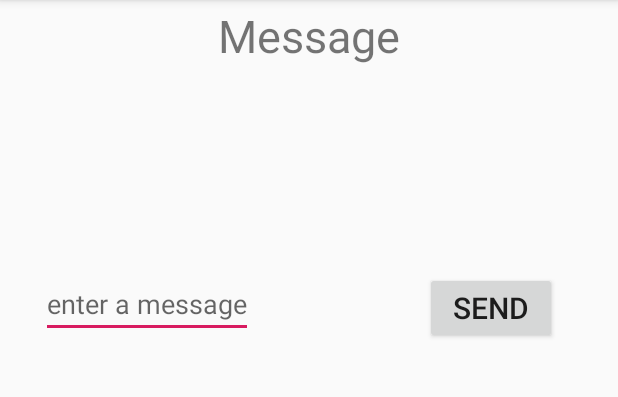
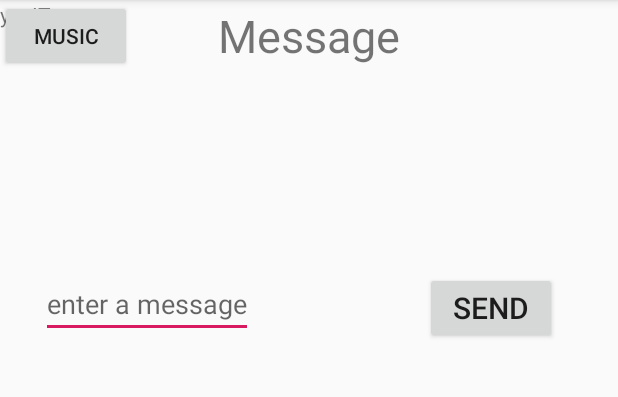
Before and after one commit to blairamanya/helomyblair, an Android app: the screen it shows after launch (MainActivity), on a phone screen of 412 x 824 dp, the part 84-481 px from its top. Run offline under Robolectric (Android 15) with nearby library versions, the phone set to English and light mode, and no system bars; 1 statement that could not run was skipped.

Commit message:
assignment 3

```diff
--- a/app/src/main/AndroidManifest.xml
+++ b/app/src/main/AndroidManifest.xml
@@ -9,7 +9,11 @@
         android:roundIcon="@mipmap/ic_launcher_round"
         android:supportsRtl="true"
         android:theme="@style/AppTheme">
-        <activity android:name=".DisplayMessageActivity"></activity>
+        <activity android:name=".music2"></activity>
+        <activity android:name=".music" />
+        <activity android:name=".blairingss" />
+        <activity android:name=".blairing" />
+        <activity android:name=".DisplayMessageActivity" />
         <activity android:name=".MainActivity">
             <intent-filter>
                 <action android:name="android.intent.action.MAIN" />
--- a/app/src/main/java/com/example/helomyblair/MainActivity.java
+++ b/app/src/main/java/com/example/helomyblair/MainActivity.java
@@ -2,9 +2,14 @@ package com.example.helomyblair;
 
 import androidx.appcompat.app.AppCompatActivity;
 
+import android.content.ClipData;
 import android.content.Intent;
 import android.os.Bundle;
+import android.view.Menu;
+import android.view.MenuInflater;
+import android.view.MenuItem;
 import android.view.View;
+import android.widget.Button;
 import android.widget.EditText;
 import android.widget.Toast;
 
@@ -14,6 +19,16 @@ public class MainActivity extends AppCompatActivity {
     protected void onCreate(Bundle savedInstanceState) {
         super.onCreate(savedInstanceState);
         setContentView(R.layout.activity_main);
+
+        Button music= (Button)findViewById(R.id.musicbtn);
+        music.setOnClickListener(new View.OnClickListener() {
+            @Override
+            public void onClick(View v) {
+                Intent intent=new Intent(MainActivity.this,blairing.class);
+                startActivity(intent);
+            }
+        });
+
     }
         public void sendMessage(View view) {
             EditText message;
@@ -26,4 +41,23 @@ public class MainActivity extends AppCompatActivity {
             startActivity(intent); message.setText(""); }
 
 
+public boolean onCreateOptionsMenu(Menu Menu2){
+    MenuInflater inflateMenu = getMenuInflater();
+    inflateMenu.inflate(R.menu.service, Menu2);
+    return true;
 }
+public boolean onOptionItemSelected(MenuItem item){
+    switch (item.getItemId()){
+        case R.id.jacketid:
+            startActivity(new Intent(this,music.class));
+            return true;
+        case R.id.shoesid:
+            startActivity(new Intent(this,music2.class));
+            return true;
+            default:
+                return super.onContextItemSelected(item);
+
+    }
+}
+
+}
--- a/app/src/main/res/layout/activity_main.xml
+++ b/app/src/main/res/layout/activity_main.xml
@@ -46,4 +46,20 @@
         app:layout_constraintTop_toTopOf="@+id/textView3"
         app:layout_constraintVertical_bias="0.0" />
 
+    <TextView
+        android:id="@+id/textView"
+        android:layout_width="wrap_content"
+        android:layout_height="wrap_content"
+        android:text="@string/bit"
+        tools:layout_editor_absoluteX="201dp"
+        tools:layout_editor_absoluteY="359dp" />
+
+    <Button
+        android:id="@+id/musicbtn"
+        android:layout_width="wrap_content"
+        android:layout_height="wrap_content"
+        android:text="music"
+        tools:layout_editor_absoluteX="189dp"
+        tools:layout_editor_absoluteY="459dp" />
+
 </androidx.constraintlayout.widget.ConstraintLayout>
--- a/app/src/main/res/values/strings.xml
+++ b/app/src/main/res/values/strings.xml
@@ -1,4 +1,5 @@
 <resources>
     <string name="app_name">helomyblair</string>
+    <string name="bit">yesITguy</string>
 
 </resources>
```
